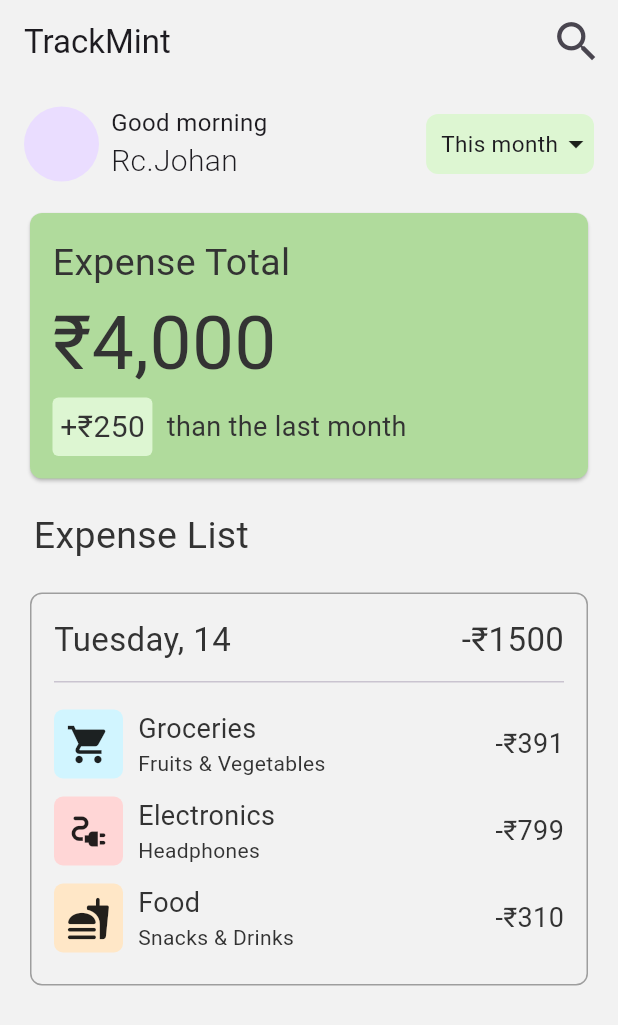
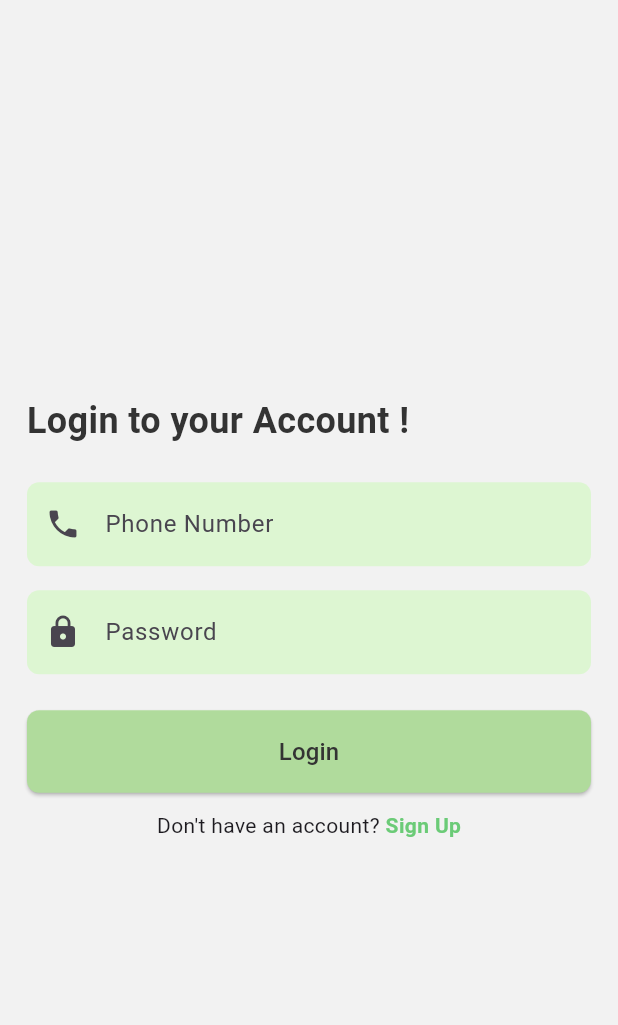
Before and after one commit to bharat-io/expense-tracker-app, a Flutter app: the screen it shows after launch, on a phone screen of 412 x 824 dp. Shown: the top 1025 px of the screen. Run offline on Flutter 3.47's test engine with Material 3 defaults, Android fonts, the phone set to English and light mode, and no system bars.

Commit message:
signUp and login screen ui implemented

```diff
--- a/lib/main.dart
+++ b/lib/main.dart
@@ -1,5 +1,7 @@
 import 'package:flutter/material.dart';
 import 'package:trackmint/view/screens/home_screen.dart';
+import 'package:trackmint/view/screens/login_screen.dart';
+import 'package:trackmint/view/screens/signUp_screen.dart';
 
 void main() {
   runApp(const MyApp());
@@ -15,6 +17,6 @@ class MyApp extends StatelessWidget {
         theme: ThemeData(
           useMaterial3: true,
         ),
-        home: HomeScreen());
+        home: LoginScreen());
   }
 }
--- a/lib/view/screens/home_screen.dart
+++ b/lib/view/screens/home_screen.dart
@@ -1,6 +1,4 @@
 import 'package:flutter/material.dart';
-import 'package:flutter/services.dart';
-import 'package:trackmint/view/widgets/expense_list.dart';
 
 class HomeScreen extends StatefulWidget {
   const HomeScreen({super.key});
@@ -13,148 +11,9 @@ class _HomeScreenState extends State<HomeScreen> {
   @override
   Widget build(BuildContext context) {
     return Scaffold(
-      backgroundColor: Color(0xFFF2F2F2),
-      appBar: AppBar(
-        backgroundColor: Colors.transparent,
-        title: Text("TrackMint"),
-        actions: [
-          Padding(
-            padding: EdgeInsets.only(right: 10),
-            child: Icon(
-              Icons.search,
-              size: 35,
-            ),
-          )
-        ],
-      ),
-      body: Padding(
-        padding: const EdgeInsets.symmetric(horizontal: 16, vertical: 14),
-        child: Column(
-          crossAxisAlignment: CrossAxisAlignment.start,
-          children: [
-            _buildProfileCard(
-              context,
-              greetingText: "Good morning",
-              userName: "Rc.Johan",
-            ),
-            SizedBox(
-              height: 16,
-            ),
-            _buildTotalExpenseCard(),
-            SizedBox(
-              height: 16,
-            ),
-            Text(
-              " Expense List",
-              style: TextStyle(fontSize: 25, color: Color(0xFF333333)),
-            ),
-            SizedBox(
-              height: 16,
-            ),
-            ExpenseListCard()
-          ],
-        ),
-      ),
-    );
-  }
-
-  Widget _buildProfileCard(BuildContext context,
-      {required String greetingText, required String userName}) {
-    return Container(
-      child: Row(
-        children: [
-          CircleAvatar(radius: 25),
-          SizedBox(
-            width: 8,
-          ),
-          Column(
-            crossAxisAlignment: CrossAxisAlignment.start,
-            children: [
-              Text(
-                greetingText,
-                style: TextStyle(
-                  fontSize: 16,
-                ),
-              ),
-              Text(
-                userName,
-                style: TextStyle(fontSize: 20, fontWeight: FontWeight.w300),
-              ),
-            ],
-          ),
-          Spacer(),
-          _buildDropDown()
-        ],
-      ),
-    );
-  }
-
-  Widget _buildDropDown() {
-    return Container(
-      height: 40,
-      decoration: BoxDecoration(
-          color: Color(0xFFDDF6D2), borderRadius: BorderRadius.circular(8)),
-      child: Center(
-          child: Row(
-        children: [
-          Padding(
-            padding: const EdgeInsets.only(left: 10),
-            child: Text(
-              "This month",
-              style: TextStyle(fontSize: 15),
-            ),
-          ),
-          Icon(Icons.arrow_drop_down_outlined),
-        ],
-      )),
-    );
-  }
-
-  Widget _buildTotalExpenseCard() {
-    return Card(
-      shape: RoundedRectangleBorder(borderRadius: BorderRadius.circular(8)),
-      color: Color(0xFFB0DB9C),
-      child: Padding(
-        padding: const EdgeInsets.all(15.0),
-        child: Row(
-          children: [
-            Column(
-              crossAxisAlignment: CrossAxisAlignment.start,
-              children: [
-                Text(
-                  "Expense Total",
-                  style: TextStyle(fontSize: 25, color: Color(0xFF333333)),
-                  // color: Color(0xFF333333)
-                  // Color(0xFF2F5D50)
-                ),
-                Text(
-                  "₹4,000",
-                  style: TextStyle(fontSize: 50, color: Color(0xFF333333)),
-                ),
-                Row(
-                  children: [
-                    Container(
-                      padding: EdgeInsets.all(5),
-                      decoration: BoxDecoration(
-                          color: Color(0xFFDDF6D2),
-                          borderRadius: BorderRadius.circular(4)),
-                      child: Text(
-                        "+₹250",
-                        style:
-                            TextStyle(fontSize: 20, color: Color(0xFF333333)),
-                      ),
-                    ),
-                    Text(
-                      "  than the last month",
-                      style: TextStyle(fontSize: 18, color: Color(0xFF333333)),
-                    ),
-                  ],
-                )
-              ],
-            )
-          ],
-        ),
-      ),
+      bottomNavigationBar: BottomNavigationBar(items: <BottomNavigationBarItem>[
+        BottomNavigationBarItem(icon: Icon(Icons.home))
+      ]),
     );
   }
 }
--- /dev/null
+++ b/lib/view/screens/login_screen.dart
@@ -0,0 +1,105 @@
+import 'package:flutter/material.dart';
+import 'package:trackmint/view/screens/signUp_screen.dart';
+
+class LoginScreen extends StatelessWidget {
+  const LoginScreen({super.key});
+
+  @override
+  Widget build(BuildContext context) {
+    return Scaffold(
+      backgroundColor: Color(0xFFF2F2F2),
+      body: Padding(
+        padding: const EdgeInsets.all(18.0),
+        child: Column(
+          mainAxisAlignment: MainAxisAlignment.center,
+          children: [_buildLoginForm(context)],
+        ),
+      ),
+    );
+  }
+
+  Widget _buildLoginForm(BuildContext context) {
+    return Column(
+      crossAxisAlignment: CrossAxisAlignment.start,
+      children: [
+        const Text(
+          "Login to your Account !",
+          style: TextStyle(
+            fontSize: 24,
+            color: Color(0xFF333333),
+            fontWeight: FontWeight.bold,
+          ),
+          textAlign: TextAlign.center,
+        ),
+        const SizedBox(height: 24),
+        TextField(
+          keyboardType: TextInputType.emailAddress,
+          decoration: InputDecoration(
+            hintText: "Phone Number",
+            prefixIcon: Icon(Icons.phone),
+            filled: true,
+            fillColor: Color(0xFFDDF6D2),
+            border: OutlineInputBorder(
+              borderRadius: BorderRadius.circular(8),
+              borderSide: BorderSide.none,
+            ),
+          ),
+        ),
+        const SizedBox(height: 16),
+        TextField(
+          obscureText: true,
+          decoration: InputDecoration(
+            hintText: "Password",
+            prefixIcon: Icon(Icons.lock),
+            filled: true,
+            fillColor: Color(0xFFDDF6D2),
+            border: OutlineInputBorder(
+              borderRadius: BorderRadius.circular(8),
+              borderSide: BorderSide.none,
+            ),
+          ),
+        ),
+        const SizedBox(height: 24),
+        SizedBox(
+          width: double.infinity,
+          child: ElevatedButton(
+            onPressed: () {
+              //login logic here..
+            },
+            style: ElevatedButton.styleFrom(
+              backgroundColor: Color(0xFFB0DB9C),
+              padding: const EdgeInsets.symmetric(vertical: 16),
+              shape: RoundedRectangleBorder(
+                borderRadius: BorderRadius.circular(8),
+              ),
+            ),
+            child: const Text(
+              "Login",
+              style: TextStyle(fontSize: 16, color: Color(0xFF333333)),
+            ),
+          ),
+        ),
+        const SizedBox(height: 12),
+        Row(
+          mainAxisAlignment: MainAxisAlignment.center,
+          children: [
+            Text("Don't have an account? "),
+            InkWell(
+              onTap: () {
+                Navigator.of(context).push(
+                    MaterialPageRoute(builder: (context) => SignUpScreen()));
+              },
+              child: Text(
+                "Sign Up",
+                style: TextStyle(
+                  fontWeight: FontWeight.bold,
+                  color: Color(0xFF6BCB77),
+                ),
+              ),
+            ),
+          ],
+        ),
+      ],
+    );
+  }
+}
--- a/lib/view/widgets/expense_list.dart
+++ b/lib/view/widgets/expense_list.dart
@@ -1,7 +1,20 @@
 import 'package:flutter/material.dart';
 
 class ExpenseListCard extends StatelessWidget {
-  const ExpenseListCard({super.key});
+  const ExpenseListCard(
+      {super.key,
+      required this.spentDate,
+      required this.spentAmount,
+      required this.shoppingIcons,
+      required this.categoryText,
+      required this.descriptionText,
+      required this.price});
+  final String spentDate;
+  final int spentAmount;
+  final IconData shoppingIcons;
+  final String categoryText;
+  final String descriptionText;
+  final double price;
 
   @override
   Widget build(BuildContext context) {
@@ -16,16 +29,16 @@ class ExpenseListCard extends StatelessWidget {
         padding: const EdgeInsets.all(16.0),
         child: Column(
           children: [
-            /// Header Row
+            /// Expense List Header Row..
             Row(
               mainAxisAlignment: MainAxisAlignment.spaceBetween,
-              children: const [
+              children: [
                 Text(
-                  "Tuesday, 14",
+                  spentDate,
                   style: TextStyle(fontSize: 22, color: Color(0xFF333333)),
                 ),
                 Text(
-                  "-₹1500",
+                  '-₹${spentAmount.toString()}',
                   style: TextStyle(fontSize: 22, color: Color(0xFF333333)),
                 ),
               ],
@@ -34,29 +47,29 @@ class ExpenseListCard extends StatelessWidget {
             const Divider(height: 25),
             _buildExpensesItem(
               context,
-              icon: Icons.shopping_cart,
+              icon: shoppingIcons,
               iconBgColor: Color(0xFFD1F5FF),
-              category: "Groceries",
-              description: "Fruits & Vegetables",
-              amount: 391,
+              category: categoryText,
+              description: descriptionText,
+              amount: price,
             ),
 
-            _buildExpensesItem(
-              context,
-              icon: Icons.electrical_services_outlined,
-              iconBgColor: Color(0xFFFFD6D6),
-              category: "Electronics",
-              description: "Headphones",
-              amount: 799,
-            ),
-            _buildExpensesItem(
-              context,
-              icon: Icons.fastfood_rounded,
-              iconBgColor: Color(0xFFFFE7C7),
-              category: "Food",
-              description: "Snacks & Drinks",
-              amount: 310,
-            ),
+            // _buildExpensesItem(
+            //   context,
+            //   icon: Icons.electrical_services_outlined,
+            //   iconBgColor: Color(0xFFFFD6D6),
+            //   category: "Electronics",
+            //   description: "Headphones",
+            //   amount: 799,
+            // ),
+            // _buildExpensesItem(
+            //   context,
+            //   icon: Icons.fastfood_rounded,
+            //   iconBgColor: Color(0xFFFFE7C7),
+            //   category: "Food",
+            //   description: "Snacks & Drinks",
+            //   amount: 310,
+            // ),
           ],
         ),
       ),
```
Also changed, not shown: lib/view/screens/expense_screen.dart (added, +171 -0 lines), lib/view/screens/signUp_screen.dart (added, +117 -0 lines).
